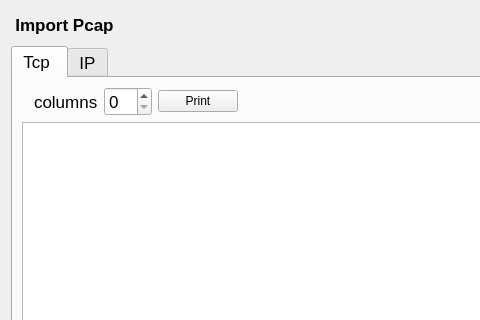
Qt form NetworkTrafficAnalysisTool/DetectCovertChannel.ui (Musallem/NetworkTrafficAnalysisTool) before a commit; both pictures show x 0 to 480 and y 0 to 320 of the 1200 by 800 pixel window.
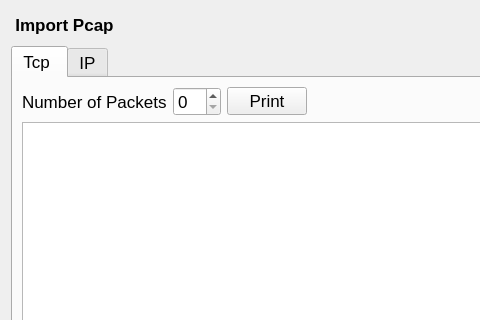
The same form after that commit. Icons and pictures are not drawn.

```diff
--- a/NetworkTrafficAnalysisTool/DetectCovertChannel.ui
+++ b/NetworkTrafficAnalysisTool/DetectCovertChannel.ui
@@ -113,30 +113,24 @@
          <string>Tcp </string>
         </attribute>
         <layout class="QGridLayout" name="gridLayout_2">
-         <item row="0" column="3">
-          <widget class="QSpinBox" name="spinBox"/>
-         </item>
-         <item row="1" column="0" colspan="6">
+         <item row="2" column="0" colspan="6">
           <widget class="QTableWidget" name="tableWidget"/>
          </item>
-         <item row="0" column="5">
-          <spacer name="horizontalSpacer_2">
-           <property name="orientation">
-            <enum>Qt::Horizontal</enum>
+         <item row="0" column="0">
+          <widget class="QLabel" name="label">
+           <property name="text">
+            <string>Number of Packets</string>
            </property>
-           <property name="sizeHint" stdset="0">
-            <size>
-             <width>40</width>
-             <height>20</height>
-            </size>
-           </property>
-          </spacer>
+          </widget>
          </item>
-         <item row="0" column="4">
+         <item row="0" column="1">
+          <widget class="QSpinBox" name="spinBox"/>
+         </item>
+         <item row="0" column="2">
           <widget class="QPushButton" name="BtnDescribe">
            <property name="font">
             <font>
-             <pointsize>9</pointsize>
+             <pointsize>13</pointsize>
             </font>
            </property>
            <property name="text">
@@ -144,12 +138,18 @@
            </property>
           </widget>
          </item>
-         <item row="0" column="2">
-          <widget class="QLabel" name="label">
-           <property name="text">
-            <string>columns</string>
+         <item row="0" column="3">
+          <spacer name="horizontalSpacer_2">
+           <property name="orientation">
+            <enum>Qt::Horizontal</enum>
            </property>
-          </widget>
+           <property name="sizeHint" stdset="0">
+            <size>
+             <width>40</width>
+             <height>20</height>
+            </size>
+           </property>
+          </spacer>
          </item>
         </layout>
        </widget>
```
Left out of the diff: 40 changed lines with no effect on the pictures.
